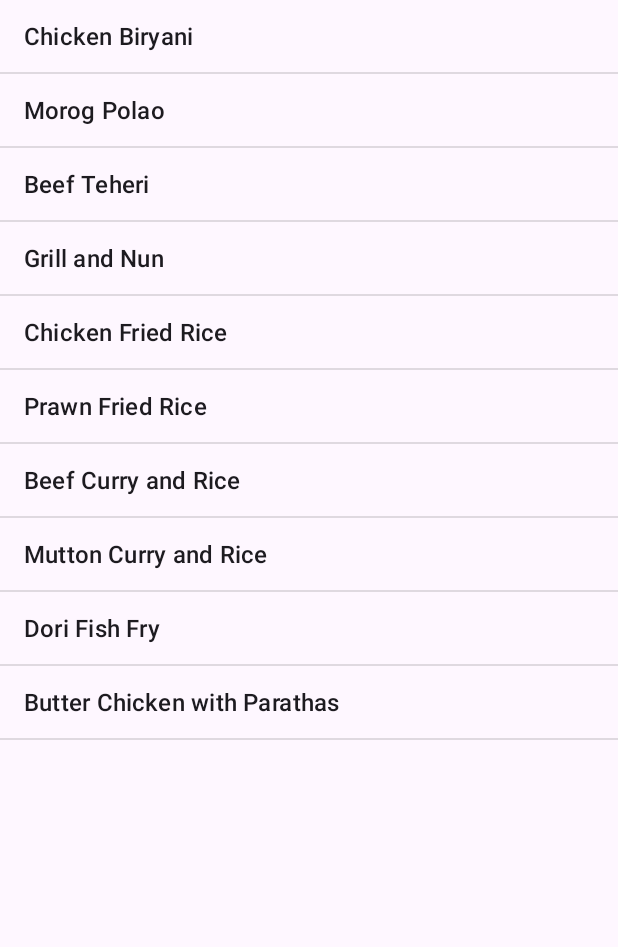
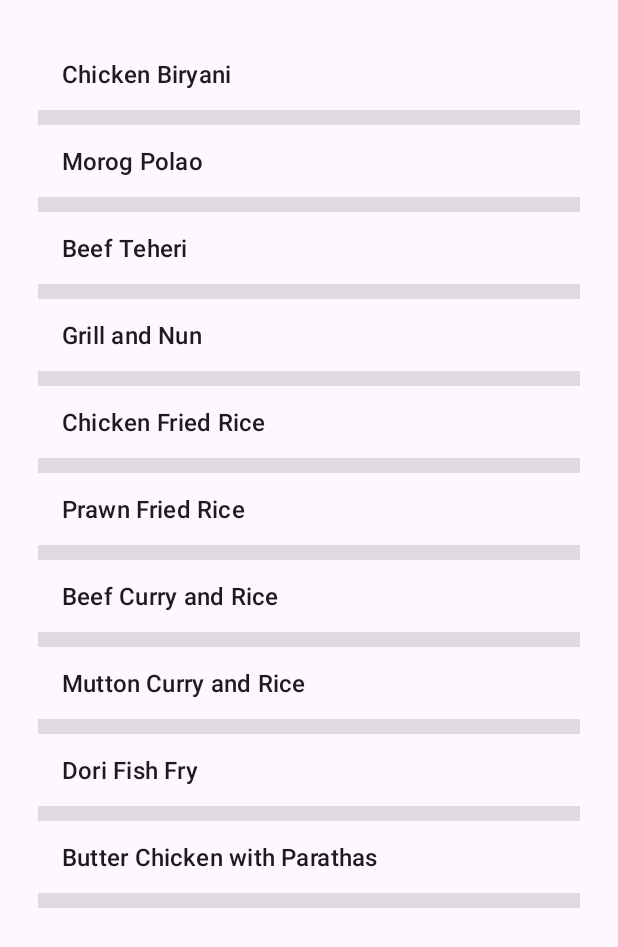
Before and after one commit to Iftikhar-Shams-Niloy/Android-Development-Projects-Java, an Android app: the screen it shows after launch (MainCoursesActivity), after a tap on "Main Course", on a phone screen of 412 x 824 dp. Shown: the top 947 px of the screen. Run offline under Robolectric (Android 15) with nearby library versions, the phone set to English and light mode, and no system bars; 2 other taps on this screen came first.

Commit message:
App updated

```diff
--- a/ShareCare/app/src/main/java/com/example/sharecare/MainActivity.java
+++ b/ShareCare/app/src/main/java/com/example/sharecare/MainActivity.java
@@ -13,6 +13,7 @@ import android.widget.TextView;
 public class MainActivity extends AppCompatActivity {
     CardView startersCard;
     CardView mainsCard;
+    CardView dessertCard;
     TextView emailAdress;
 
     @Override
@@ -21,6 +22,7 @@ public class MainActivity extends AppCompatActivity {
         setContentView(R.layout.activity_main);
         startersCard = findViewById(R.id.card_view_starters);
         mainsCard = findViewById(R.id.card_view_main_course);
+        dessertCard = findViewById(R.id.card_view_dessert);
         startersCard.setOnClickListener(new View.OnClickListener() {
             @Override
             public void onClick(View v) {
@@ -35,6 +37,14 @@ public class MainActivity extends AppCompatActivity {
                 startActivity(mainsActivityIntent);
             }
         });
+        dessertCard.setOnClickListener(new View.OnClickListener() {
+            @Override
+            public void onClick(View v) {
+                Intent dessertActivityIntent = new Intent(MainActivity.this, DessertActivity.class);
+                startActivity(dessertActivityIntent);
+            }
+        });
+
         TextView emailTextView = findViewById(R.id.text_view_email);
         emailTextView.setOnClickListener(new View.OnClickListener() {
             @Override
--- a/ShareCare/app/src/main/java/com/example/sharecare/MainCoursesActivity.java
+++ b/ShareCare/app/src/main/java/com/example/sharecare/MainCoursesActivity.java
@@ -11,6 +11,7 @@ public class MainCoursesActivity extends AppCompatActivity {
     @Override
     protected void onCreate(@Nullable Bundle savedInstanceState) {
         super.onCreate(savedInstanceState);
+
         setContentView(R.layout.activity_main_courses);
 
         ListView mainCoursesList = findViewById(R.id.list_view_main_courses);
--- a/ShareCare/app/src/main/res/layout/activity_main_courses.xml
+++ b/ShareCare/app/src/main/res/layout/activity_main_courses.xml
@@ -1,7 +1,8 @@
 <?xml version="1.0" encoding="utf-8"?>
-
 <ListView xmlns:android="http://schemas.android.com/apk/res/android"
     android:id="@+id/list_view_main_courses"
     android:layout_width="match_parent"
-    android:layout_height="match_parent">
+    android:layout_height="match_parent"
+    android:layout_margin="25dp"
+    android:dividerHeight="10.0sp">
 </ListView>
--- a/ShareCare/app/src/main/res/layout/activity_starters.xml
+++ b/ShareCare/app/src/main/res/layout/activity_starters.xml
@@ -14,5 +14,4 @@
         android:layout_width="match_parent"
         android:layout_height="match_parent"/>
 
-
 </LinearLayout>
```
Also changed, not shown: ShareCare/app/src/main/AndroidManifest.xml (+8 -6 lines), ShareCare/app/src/main/java/com/example/sharecare/DessertActivity.java (added, +37 -0 lines), ShareCare/app/src/main/res/layout/activity_dessert.xml (added, +14 -0 lines).
